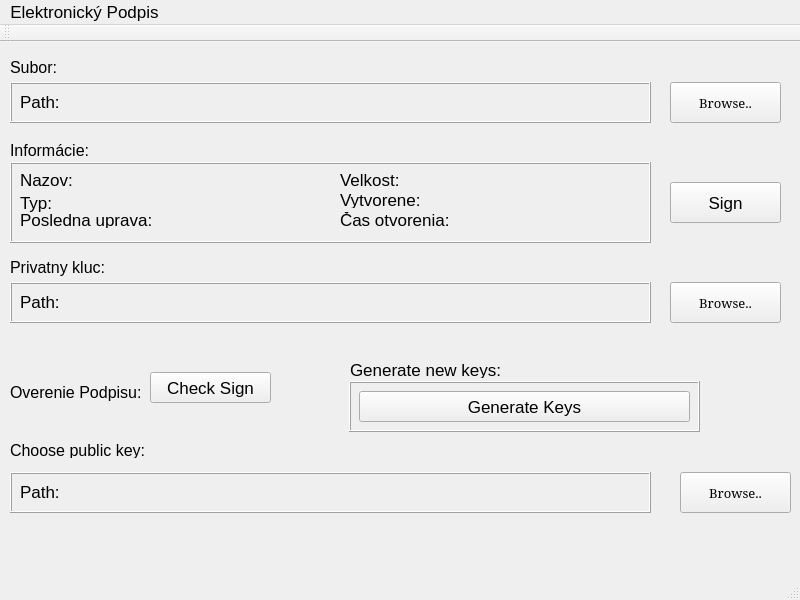
Qt form ELGUI.ui (DaliborDuris/elektronickyPodpis) before a commit.
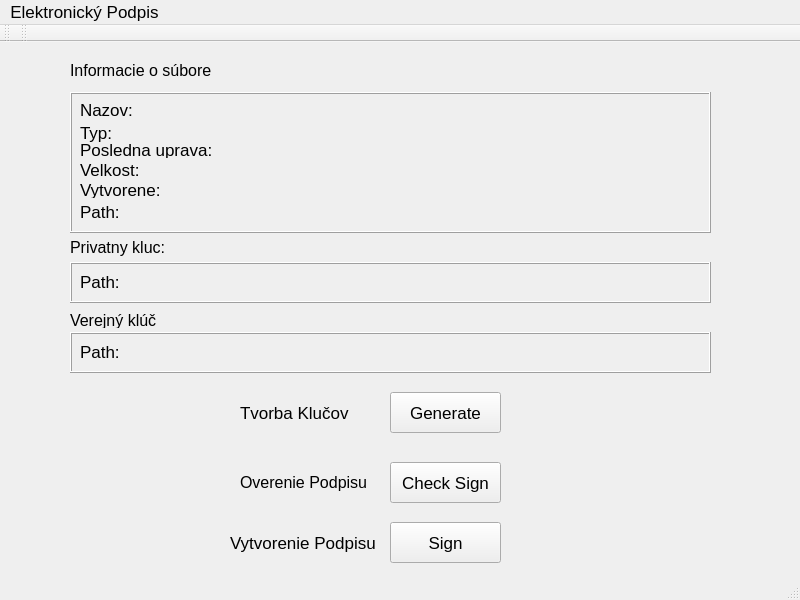
The same form after that commit.

Patch:
```diff
--- a/ELGUI.ui
+++ b/ELGUI.ui
@@ -19,80 +19,13 @@
    <string>MainWindow</string>
   </property>
   <widget class="QWidget" name="centralwidget">
-   <widget class="QLabel" name="label_choose_file">
-    <property name="geometry">
-     <rect>
-      <x>10</x>
-      <y>10</y>
-      <width>181</width>
-      <height>31</height>
-     </rect>
-    </property>
-    <property name="font">
-     <font>
-      <family>Arial</family>
-      <pointsize>12</pointsize>
-     </font>
-    </property>
-    <property name="text">
-     <string>Subor:</string>
-    </property>
-   </widget>
-   <widget class="QPushButton" name="pushButton_browseFile">
-    <property name="geometry">
-     <rect>
-      <x>670</x>
-      <y>40</y>
-      <width>111</width>
-      <height>41</height>
-     </rect>
-    </property>
-    <property name="font">
-     <font>
-      <family>Constantia</family>
-      <pointsize>10</pointsize>
-     </font>
-    </property>
-    <property name="text">
-     <string>Browse..</string>
-    </property>
-   </widget>
-   <widget class="QLabel" name="file_path">
-    <property name="geometry">
-     <rect>
-      <x>20</x>
-      <y>50</y>
-      <width>571</width>
-      <height>20</height>
-     </rect>
-    </property>
-    <property name="text">
-     <string>Path: </string>
-    </property>
-   </widget>
-   <widget class="QFrame" name="frame_1">
-    <property name="geometry">
-     <rect>
-      <x>10</x>
-      <y>40</y>
-      <width>641</width>
-      <height>41</height>
-     </rect>
-    </property>
-    <property name="frameShape">
-     <enum>QFrame::Box</enum>
-    </property>
-    <property name="frameShadow">
-     <enum>QFrame::Raised</enum>
-    </property>
-   </widget>
    <widget class="QFrame" name="frame_2">
     <property name="geometry">
      <rect>
-      <x>10</x>
-      <y>120</y>
+      <x>70</x>
+      <y>50</y>
       <width>641</width>
-      <height>81</height>
+      <height>141</height>
      </rect>
     </property>
     <property name="frameShape">
@@ -130,8 +63,8 @@
     <widget class="QLabel" name="file_size">
      <property name="geometry">
       <rect>
-       <x>330</x>
-       <y>10</y>
+       <x>10</x>
+       <y>70</y>
        <width>291</width>
        <height>16</height>
       </rect>
@@ -143,8 +76,8 @@
     <widget class="QLabel" name="file_created">
      <property name="geometry">
       <rect>
-       <x>330</x>
-       <y>30</y>
+       <x>10</x>
+       <y>90</y>
        <width>291</width>
        <height>16</height>
       </rect>
@@ -169,22 +102,22 @@
     <widget class="QLabel" name="file_lastop">
      <property name="geometry">
       <rect>
-       <x>330</x>
-       <y>50</y>
-       <width>291</width>
-       <height>16</height>
+       <x>10</x>
+       <y>110</y>
+       <width>571</width>
+       <height>20</height>
       </rect>
      </property>
      <property name="text">
-      <string>Čas otvorenia:</string>
+      <string>Path: </string>
      </property>
     </widget>
    </widget>
    <widget class="QLabel" name="label_info_file">
     <property name="geometry">
      <rect>
-      <x>10</x>
-      <y>100</y>
+      <x>70</x>
+      <y>20</y>
       <width>231</width>
       <height>16</height>
      </rect>
@@ -196,7 +129,7 @@
      </font>
     </property>
     <property name="text">
-     <string>Informácie:</string>
+     <string>Informacie o súbore</string>
     </property>
    </widget>
    <widget class="QLabel" name="label_choose_private_key">
@@ -205,8 +138,8 @@
     </property>
     <property name="geometry">
      <rect>
-      <x>10</x>
-      <y>210</y>
+      <x>70</x>
+      <y>190</y>
       <width>181</width>
       <height>31</height>
      </rect>
@@ -224,8 +157,8 @@
    <widget class="QFrame" name="frame_3">
     <property name="geometry">
      <rect>
-      <x>10</x>
-      <y>240</y>
+      <x>70</x>
+      <y>220</y>
       <width>641</width>
       <height>41</height>
      </rect>
@@ -250,30 +183,11 @@
      </property>
     </widget>
    </widget>
-   <widget class="QPushButton" name="pushButton_browsePrivKey">
-    <property name="geometry">
-     <rect>
-      <x>670</x>
-      <y>240</y>
-      <width>111</width>
-      <height>41</height>
-     </rect>
-    </property>
-    <property name="font">
-     <font>
-      <family>Constantia</family>
-      <pointsize>10</pointsize>
-     </font>
-    </property>
-    <property name="text">
-     <string>Browse..</string>
-    </property>
-   </widget>
    <widget class="QPushButton" name="pushButton_sign">
     <property name="geometry">
      <rect>
-      <x>670</x>
-      <y>140</y>
+      <x>390</x>
+      <y>480</y>
       <width>111</width>
       <height>41</height>
      </rect>
@@ -285,8 +199,8 @@
    <widget class="QLabel" name="label_check_sign">
     <property name="geometry">
      <rect>
-      <x>10</x>
-      <y>340</y>
+      <x>240</x>
+      <y>430</y>
       <width>131</width>
       <height>21</height>
      </rect>
@@ -298,7 +212,7 @@
      </font>
     </property>
     <property name="text">
-     <string>Overenie Podpisu:</string>
+     <string>Overenie Podpisu</string>
     </property>
    </widget>
    <widget class="QFrame" name="frame_5">
@@ -307,8 +221,8 @@
     </property>
     <property name="geometry">
      <rect>
-      <x>10</x>
-      <y>430</y>
+      <x>70</x>
+      <y>290</y>
       <width>641</width>
       <height>41</height>
      </rect>
@@ -336,40 +250,21 @@
    <widget class="QPushButton" name="pushButton_check_sign">
     <property name="geometry">
      <rect>
-      <x>150</x>
-      <y>330</y>
-      <width>121</width>
-      <height>31</height>
+      <x>390</x>
+      <y>420</y>
+      <width>111</width>
+      <height>41</height>
      </rect>
     </property>
     <property name="text">
      <string>Check Sign</string>
     </property>
    </widget>
-   <widget class="QPushButton" name="pushButton_browsePubKey">
+   <widget class="QLabel" name="label_6">
     <property name="geometry">
      <rect>
-      <x>680</x>
-      <y>430</y>
-      <width>111</width>
-      <height>41</height>
-     </rect>
-    </property>
-    <property name="font">
-     <font>
-      <family>Constantia</family>
-      <pointsize>10</pointsize>
-     </font>
-    </property>
-    <property name="text">
-     <string>Browse..</string>
-    </property>
-   </widget>
-   <widget class="QLabel" name="label_choose_public_key">
-    <property name="geometry">
-     <rect>
-      <x>10</x>
-      <y>400</y>
+      <x>70</x>
+      <y>270</y>
       <width>151</width>
       <height>16</height>
      </rect>
@@ -381,49 +276,46 @@
      </font>
     </property>
     <property name="text">
-     <string>Choose public key:</string>
+     <string>Verejný klúč</string>
     </property>
    </widget>
-   <widget class="QFrame" name="frame">
-    <property name="geometry">
-     <rect>
-      <x>349</x>
-      <y>339</y>
-      <width>351</width>
-      <height>51</height>
-     </rect>
-    </property>
-    <property name="frameShape">
-     <enum>QFrame::Box</enum>
-    </property>
-    <property name="frameShadow">
-     <enum>QFrame::Raised</enum>
-    </property>
-    <widget class="QPushButton" name="pushButton_genKeys">
-     <property name="geometry">
-      <rect>
-       <x>10</x>
-       <y>10</y>
-       <width>331</width>
-       <height>31</height>
-      </rect>
-     </property>
-     <property name="text">
-      <string>Generate Keys</string>
-     </property>
-    </widget>
-   </widget>
    <widget class="QLabel" name="label_2">
     <property name="geometry">
      <rect>
-      <x>350</x>
-      <y>320</y>
-      <width>201</width>
-      <height>16</height>
+      <x>240</x>
+      <y>360</y>
+      <width>121</width>
+      <height>21</height>
      </rect>
     </property>
     <property name="text">
-     <string>Generate new keys:</string>
+     <string>Tvorba Klučov</string>
+    </property>
+   </widget>
+   <widget class="QPushButton" name="pushButton_genKeys">
+    <property name="geometry">
+     <rect>
+      <x>390</x>
+      <y>350</y>
+      <width>111</width>
+      <height>41</height>
+     </rect>
+    </property>
+    <property name="text">
+     <string>Generate</string>
+    </property>
+   </widget>
+   <widget class="QLabel" name="label_3">
+    <property name="geometry">
+     <rect>
+      <x>230</x>
+      <y>490</y>
+      <width>161</width>
+      <height>21</height>
+     </rect>
+    </property>
+    <property name="text">
+     <string>Vytvorenie Podpisu</string>
     </property>
    </widget>
   </widget>
@@ -455,6 +347,17 @@
     <bool>false</bool>
    </attribute>
   </widget>
+  <widget class="QToolBar" name="toolBar_2">
+   <property name="windowTitle">
+    <string>toolBar_2</string>
+   </property>
+   <attribute name="toolBarArea">
+    <enum>TopToolBarArea</enum>
+   </attribute>
+   <attribute name="toolBarBreak">
+    <bool>false</bool>
+   </attribute>
+  </widget>
  </widget>
  <resources/>
  <connections/>
```
Left out of the diff: 18 changed lines with no effect on the pictures.
